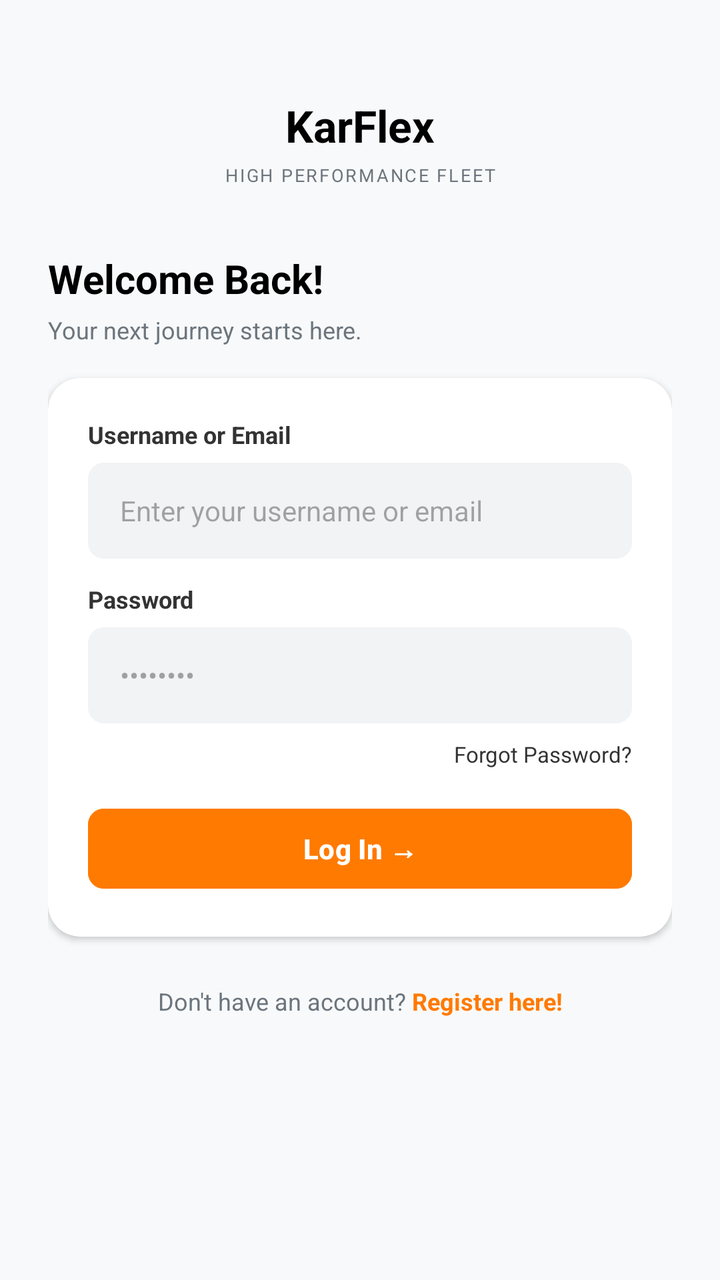
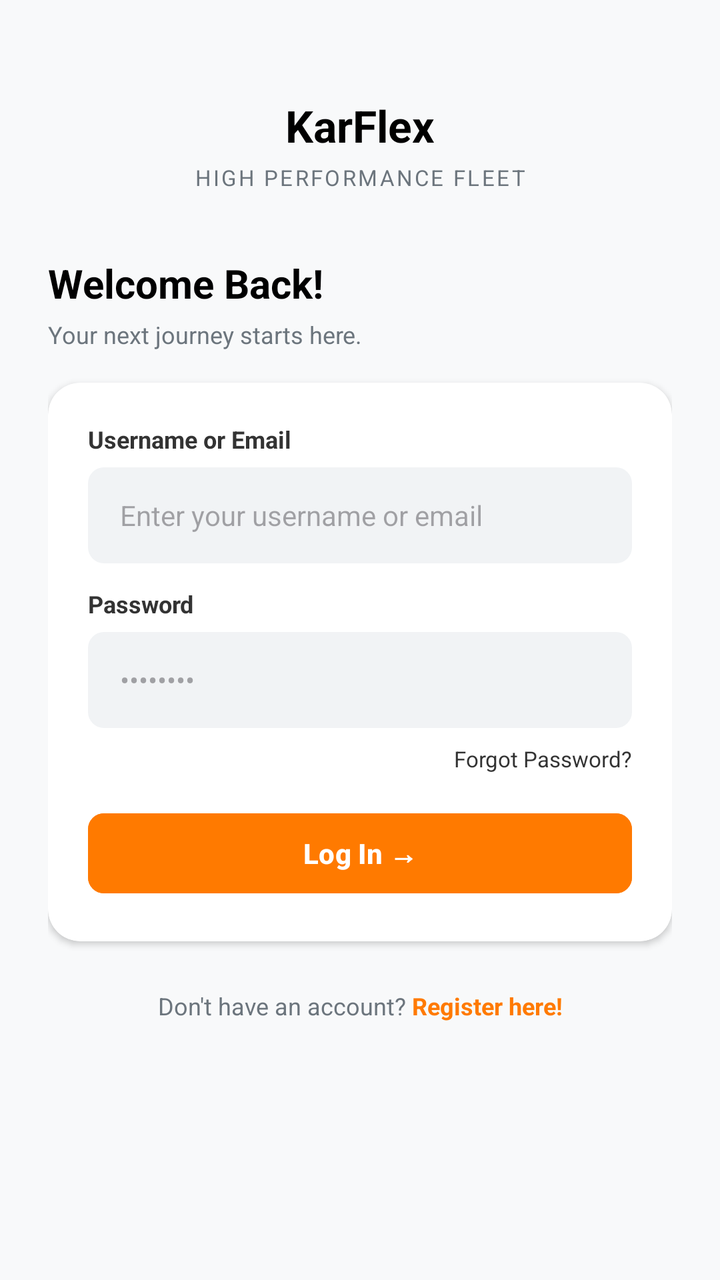

An Android layout rendered at two revisions. The XML below is the earlier revision; the diff shows what the commit changed to produce the second picture.
<!-- AndroidManifest.xml: application theme Theme.KarFlex -->
<!-- res/layout/activity_login.xml -->
<?xml version="1.0" encoding="utf-8"?>
<ScrollView xmlns:android="http://schemas.android.com/apk/res/android"
    xmlns:app="http://schemas.android.com/apk/res-auto"
    android:layout_width="match_parent"
    android:layout_height="match_parent"
    android:background="#F8F9FA"
    android:fillViewport="true">

    <androidx.constraintlayout.widget.ConstraintLayout
        android:layout_width="match_parent"
        android:layout_height="wrap_content"
        android:padding="24dp">

        <TextView
            android:id="@+id/tvBrandLogin"
            android:layout_width="wrap_content"
            android:layout_height="wrap_content"
            android:text="KarFlex"
            android:textSize="22sp"
            android:textStyle="bold"
            android:textColor="#000000"
            app:layout_constraintTop_toTopOf="parent"
            app:layout_constraintStart_toStartOf="parent"
            app:layout_constraintEnd_toEndOf="parent"
            android:layout_marginTop="24dp"/>

        <TextView
            android:id="@+id/tvSubtitleHigh"
            android:layout_width="wrap_content"
            android:layout_height="wrap_content"
            android:text="HIGH PERFORMANCE FLEET"
            android:textSize="9sp"
            android:textColor="#6C757D"
            android:letterSpacing="0.1"
            app:layout_constraintTop_toBottomOf="@id/tvBrandLogin"
            app:layout_constraintStart_toStartOf="parent"
            app:layout_constraintEnd_toEndOf="parent"
            android:layout_marginTop="4dp"/>

        <TextView
            android:id="@+id/tvWelcomeTitle"
            android:layout_width="wrap_content"
            android:layout_height="wrap_content"
            android:text="Welcome Back!"
            android:textSize="20sp"
            android:textStyle="bold"
            android:textColor="#000000"
            app:layout_constraintTop_toBottomOf="@id/tvSubtitleHigh"
            app:layout_constraintStart_toStartOf="parent"
            android:layout_marginTop="32dp"/>

        <TextView
            android:id="@+id/tvWelcomeDesc"
            android:layout_width="wrap_content"
            android:layout_height="wrap_content"
            android:text="Your next journey starts here."
            android:textSize="12sp"
            android:textColor="#6C757D"
            app:layout_constraintTop_toBottomOf="@id/tvWelcomeTitle"
            app:layout_constraintStart_toStartOf="parent"
            android:layout_marginTop="4dp"/>

        <androidx.cardview.widget.CardView
            android:id="@+id/cardLogin"
            android:layout_width="0dp"
            android:layout_height="wrap_content"
            android:layout_marginTop="16dp"
            app:cardCornerRadius="16dp"
            app:cardElevation="2dp"
            app:cardBackgroundColor="#FFFFFF"
            app:layout_constraintTop_toBottomOf="@id/tvWelcomeDesc"
            app:layout_constraintStart_toStartOf="parent"
            app:layout_constraintEnd_toEndOf="parent">

            <LinearLayout
                android:layout_width="match_parent"
                android:layout_height="wrap_content"
                android:orientation="vertical"
                android:padding="20dp">

                <TextView
                    android:layout_width="wrap_content"
                    android:layout_height="wrap_content"
                    android:text="Username or Email"
                    android:textSize="12sp"
                    android:textColor="#333333"
                    android:textStyle="bold"/>

                <EditText
                    android:id="@+id/etUserLogin"
                    android:layout_width="match_parent"
                    android:layout_height="48dp"
                    android:layout_marginTop="6dp"
                    android:background="@drawable/bg_input"
                    android:hint="Enter your username or email"
                    android:paddingHorizontal="16dp"
                    android:textSize="14sp"
                    android:inputType="textEmailAddress"/>

                <TextView
                    android:layout_width="wrap_content"
                    android:layout_height="wrap_content"
                    android:text="Password"
                    android:textSize="12sp"
                    android:textColor="#333333"
                    android:textStyle="bold"
                    android:layout_marginTop="12dp"/>

                <EditText
                    android:id="@+id/etPassLogin"
                    android:layout_width="match_parent"
                    android:layout_height="48dp"
                    android:layout_marginTop="6dp"
                    android:background="@drawable/bg_input"
                    android:hint="••••••••"
                    android:paddingHorizontal="16dp"
                    android:textSize="14sp"
                    android:inputType="textPassword"/>

                <TextView
                    android:id="@+id/tvForgotPass"
                    android:layout_width="wrap_content"
                    android:layout_height="wrap_content"
                    android:text="Forgot Password?"
                    android:textSize="11sp"
                    android:textColor="#333333"
                    android:layout_gravity="end"
                    android:layout_marginTop="8dp"/>

                <Button
                    android:id="@+id/btnLogin"
                    android:layout_width="match_parent"
                    android:layout_height="48dp"
                    android:layout_marginTop="16dp"
                    android:backgroundTint="#FF7A00"
                    android:text="Log In →"
                    android:textColor="#FFFFFF"
                    android:textSize="14sp"
                    android:textStyle="bold"
                    app:cornerRadius="8dp"/>

            </LinearLayout>
        </androidx.cardview.widget.CardView>

        <LinearLayout
            android:layout_width="wrap_content"
            android:layout_height="wrap_content"
            android:orientation="horizontal"
            app:layout_constraintTop_toBottomOf="@id/cardLogin"
            app:layout_constraintStart_toStartOf="parent"
            app:layout_constraintEnd_toEndOf="parent"
            android:layout_marginTop="24dp"
            android:layout_marginBottom="20dp">

            <TextView
                android:layout_width="wrap_content"
                android:layout_height="wrap_content"
                android:text="Don't have an account? "
                android:textSize="12sp"
                android:textColor="#6C757D"/>

            <TextView
                android:id="@+id/tvRegisterHere"
                android:layout_width="wrap_content"
                android:layout_height="wrap_content"
                android:text="Register here!"
                android:textSize="12sp"
                android:textColor="#FF7A00"
                android:textStyle="bold"/>
        </LinearLayout>

    </androidx.constraintlayout.widget.ConstraintLayout>
</ScrollView>
<!-- resources referenced by this layout -->
<resources>
  <!-- drawable bg_input (drawable) -->
  <?xml version="1.0" encoding="utf-8"?>
  <shape xmlns:android="http://schemas.android.com/apk/res/android"
      android:shape="rectangle">
      <solid android:color="#F1F3F5"/>
      <corners android:radius="8dp"/>
  </shape>
  <style name="Theme.KarFlex" parent="Base.Theme.KarFlex" />
  <style name="Base.Theme.KarFlex" parent="Theme.Material3.DayNight.NoActionBar">
  
          <item name="android:colorBackground">@color/neutral_color</item>
  
      </style>
  <color name="neutral_color">#F5F5F5</color>
</resources>

<!-- the commit's change to res/layout/activity_login.xml (unified diff, before → after) -->
@@ -29,7 +29,7 @@
             android:layout_width="wrap_content"
             android:layout_height="wrap_content"
             android:text="HIGH PERFORMANCE FLEET"
-            android:textSize="9sp"
+            android:textSize="11sp"
             android:textColor="#6C757D"
             android:letterSpacing="0.1"
             app:layout_constraintTop_toBottomOf="@id/tvBrandLogin"
